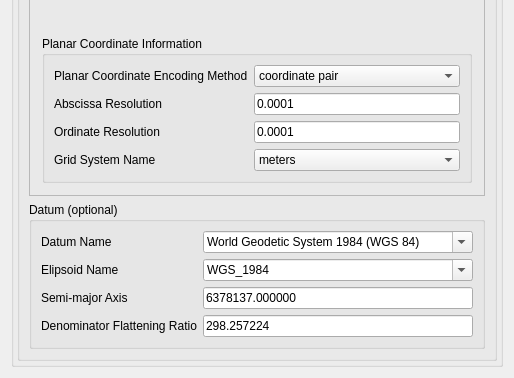
The window that pymdwizard/gui/ui_files/spref.ui (DOI-USGS/fort-pymdwizard) describes before a commit, drawn with Qt 5; both pictures show x 0 to 514 and y 186 to 564 of the 514 by 564 pixel window.
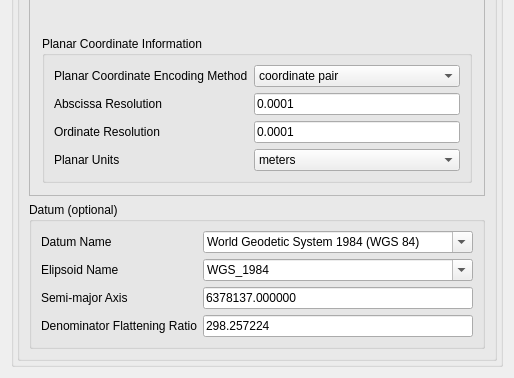
The same window after the commit. The open tabs and pages were chosen to show the change.

```diff
--- a/pymdwizard/gui/ui_files/spref.ui
+++ b/pymdwizard/gui/ui_files/spref.ui
@@ -6,7 +6,7 @@
    <rect>
     <x>0</x>
     <y>0</y>
-    <width>496</width>
+    <width>487</width>
     <height>553</height>
    </rect>
   </property>
@@ -526,7 +526,7 @@
                      <item row="4" column="0">
                       <widget class="QLabel" name="label_18">
                        <property name="text">
-                        <string>Grid System Name</string>
+                        <string>Planar Units</string>
                        </property>
                       </widget>
                      </item>
```
Left out of the diff: 8 changed lines with no effect on the pictures.
